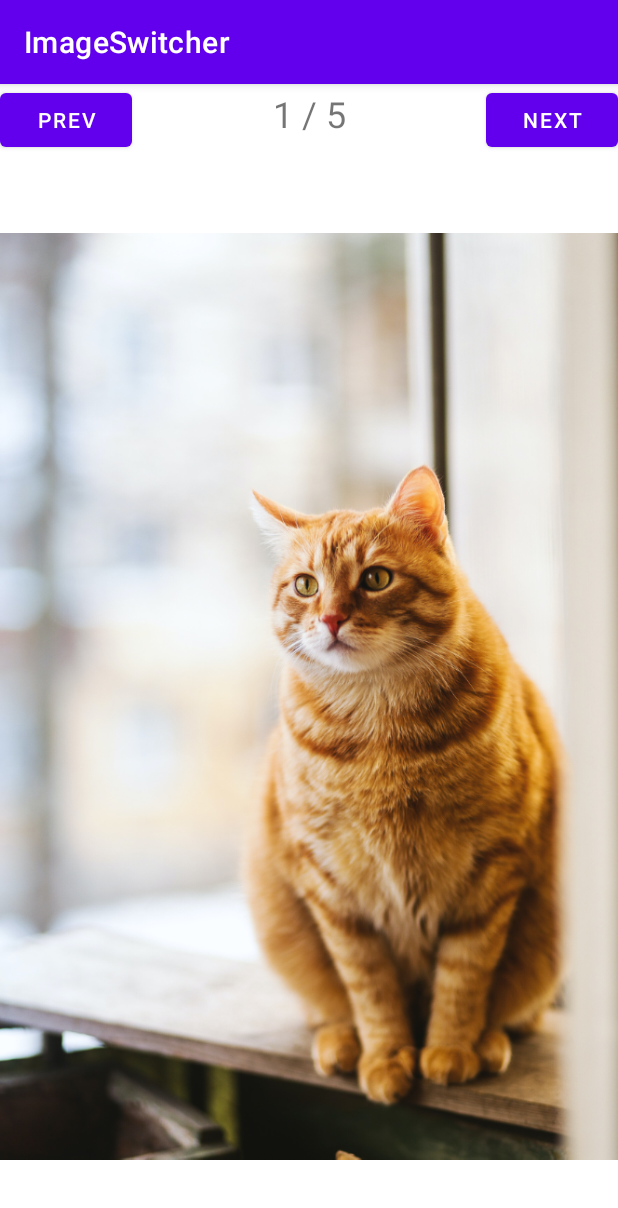
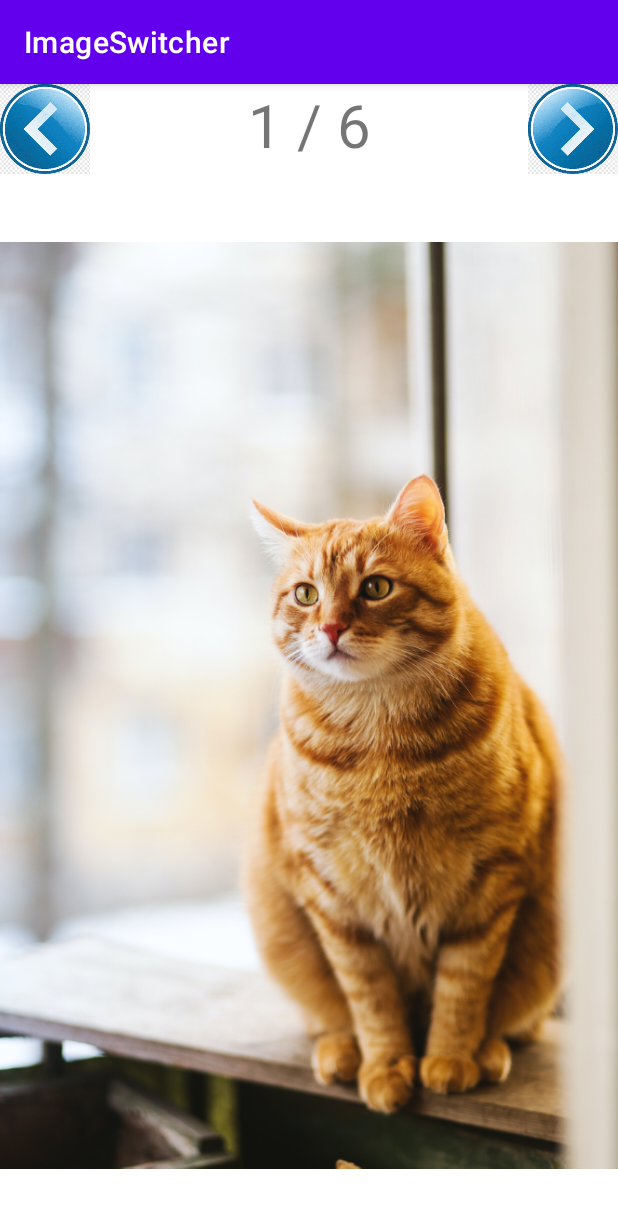
Before and after one commit to Taegrim/Android-Game-Programming, an Android app: the screen it shows after launch (MainActivity), on a phone screen of 412 x 824 dp. Shown: the top 1208 px of the screen. Run offline under Robolectric (Android 15) with nearby library versions, the phone set to English and light mode, and no system bars.

Commit message:
Image Switcher 이미지 변환, 텍스트 변경
ImageButton 을 이용하여 버튼 클릭 시 이미지 변환이 되도록 함
이미지 변경 시 page에 따라 텍스트가 변경되도록 함
처음, 마지막 페이지에선 버튼이 비활성화 되도록 함

```diff
--- a/ImageSwitcher/app/src/main/java/kr/ac/tukorea/sgp2018182024/imageswitcher/MainActivity.java
+++ b/ImageSwitcher/app/src/main/java/kr/ac/tukorea/sgp2018182024/imageswitcher/MainActivity.java
@@ -5,23 +5,65 @@ import androidx.appcompat.app.AppCompatActivity;
 import android.os.Bundle;
 import android.util.Log;
 import android.view.View;
+import android.widget.ImageButton;
 import android.widget.ImageView;
+import android.widget.TextView;
 
 public class MainActivity extends AppCompatActivity {
 
     public static final String TAG = MainActivity.class.getSimpleName();
+    private int page = 1;
+
+    private ImageView imageView;
+    private TextView pageTextView;
+    private ImageButton nextButton, prevButton;
+
 
     @Override
     protected void onCreate(Bundle savedInstanceState) {
         super.onCreate(savedInstanceState);
         setContentView(R.layout.activity_main);
+
+        imageView = findViewById(R.id.imageView);
+        pageTextView = findViewById(R.id.pageTextView);
+        prevButton = findViewById(R.id.prevButton);
+        nextButton = findViewById(R.id.nextButton);
+
+        pageTextView.setText(1 + " / " + RES_IDS.length);
     }
 
     public void onBtnPrev(View view) {
         Log.d(TAG, "Prev Button Click");
+        setPage(page - 1);
     }
 
     public void onBtnNext(View view) {
         Log.d(TAG, "Next Button Click");
+        setPage(page + 1);
+    }
+
+    // 고정된 값을 버튼이 눌릴 때마다 생성 하는 것보다 class 변수로 생성함
+    // lifecycle 이 class 와 같으므로 static 으로 설정, 상수 이므로 final 키워드 사용
+    private static final int[] RES_IDS = new int[]{
+            R.mipmap.cat_1,
+            R.mipmap.cat_2,
+            R.mipmap.cat_3,
+            R.mipmap.cat_4,
+            R.mipmap.cat_5,
+            R.mipmap.cat_6,
+    };
+
+    private void setPage(int page){
+        if(page < 1 || page > RES_IDS.length)
+            return;
+
+        int resId = RES_IDS[page - 1];
+        imageView.setImageResource(resId);
+        pageTextView.setText(page + " / " + RES_IDS.length);
+
+        prevButton.setEnabled(page > 1);
+        nextButton.setEnabled(page < RES_IDS.length);
+
+        this.page = page;
     }
 }
--- a/ImageSwitcher/app/src/main/res/layout/activity_main.xml
+++ b/ImageSwitcher/app/src/main/res/layout/activity_main.xml
@@ -13,24 +13,27 @@
         android:layout_height="wrap_content"
         android:orientation="horizontal">
 
-        <Button
-            android:layout_width="wrap_content"
-            android:layout_height="wrap_content"
-            android:text="Prev"
+        <ImageButton
+            android:background="@mipmap/prev"
+            android:id="@+id/prevButton"
+            android:layout_width="60dp"
+            android:layout_height="60dp"
             android:onClick="onBtnPrev"
             />
         <TextView
+            android:id="@+id/pageTextView"
             android:layout_width="wrap_content"
             android:layout_height="wrap_content"
             android:layout_weight="1"
             android:text="1 / 5"
             android:gravity="center"
-            android:textSize="24sp"
+            android:textSize="40sp"
             />
-        <Button
-            android:layout_width="wrap_content"
-            android:layout_height="wrap_content"
-            android:text="Next"
+        <ImageButton
+            android:background="@mipmap/next"
+            android:id="@+id/nextButton"
+            android:layout_width="60dp"
+            android:layout_height="60dp"
             android:onClick="onBtnNext"
             />
     </LinearLayout>
```
Also changed, not shown: ImageSwitcher/app/src/main/res/mipmap-xxxhdpi/next.png (added), ImageSwitcher/app/src/main/res/mipmap-xxxhdpi/next_d.png (added), ImageSwitcher/app/src/main/res/mipmap-xxxhdpi/next_p.png (added), ImageSwitcher/app/src/main/res/mipmap-xxxhdpi/prev.png (added), ImageSwitcher/app/src/main/res/mipmap-xxxhdpi/prev_d.png (added), ImageSwitcher/app/src/main/res/mipmap-xxxhdpi/prev_p.png (added).
